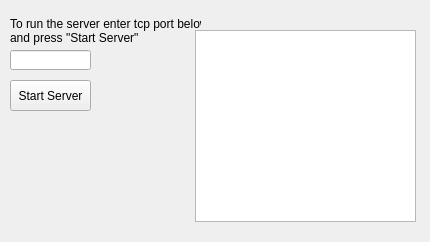
First picture: the form in mera-im++qt/qtserver.ui, repository rdmenezes/smart-house-api, before the edit.
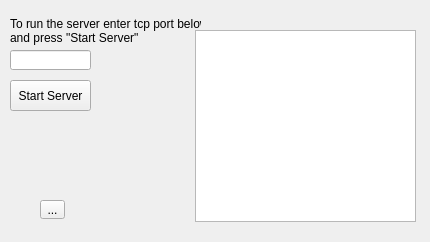
Second picture: the form after the edit.

The edit to the form file:
```diff
--- a/mera-im++qt/qtserver.ui
+++ b/mera-im++qt/qtserver.ui
@@ -63,6 +63,19 @@
     </rect>
    </property>
   </widget>
+  <widget class="QToolButton" name="toolButton">
+   <property name="geometry">
+    <rect>
+     <x>40</x>
+     <y>200</y>
+     <width>25</width>
+     <height>19</height>
+    </rect>
+   </property>
+   <property name="text">
+    <string>...</string>
+   </property>
+  </widget>
  </widget>
  <layoutdefault spacing="6" margin="11"/>
  <connections/>
```
Left out of the diff: 1 changed line with no effect on the pictures.
